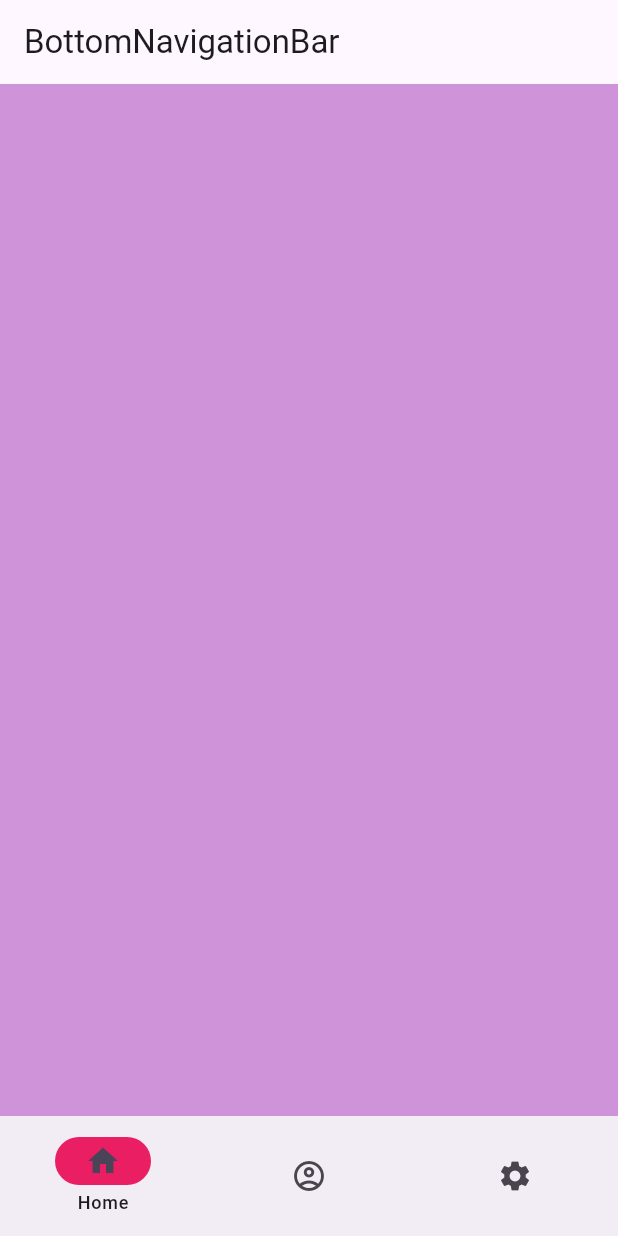
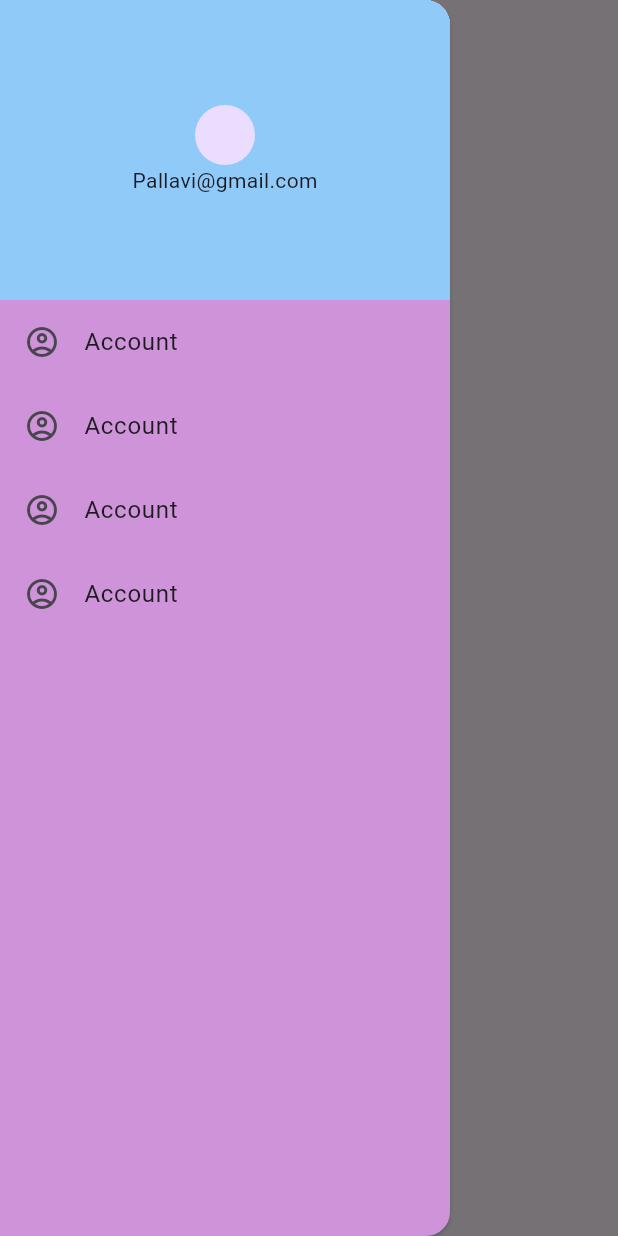
Before and after one commit to pallavipatil1998/appbar, a Flutter app: the screen it shows after launch, with the side drawer open (before the commit the screen has no drawer), on a phone screen of 412 x 824 dp. Run offline on Flutter 3.47's test engine with Material 3 defaults, Android fonts, the phone set to English and light mode, and no system bars.

Commit message:
Drawer Added

```diff
--- a/lib/drawer_page.dart
+++ b/lib/drawer_page.dart
@@ -0,0 +1,54 @@
+import 'package:flutter/material.dart';
+
+class DrawerPage extends StatelessWidget {
+  const DrawerPage({super.key});
+
+  @override
+  Widget build(BuildContext context) {
+    return Scaffold(
+      appBar: AppBar(title: Text("Drawer"),),
+      drawer: Drawer(
+        width: 300,
+        shadowColor: Colors.blueGrey,
+         backgroundColor: Colors.purple.shade200,
+        child: Column(
+          children: [
+            Container(
+              padding:  EdgeInsets.all(70),
+              child: Align(
+                alignment: Alignment.center,
+                child: Column(children: [
+                  CircleAvatar(),
+                  Text("Pallavi@gmail.com")
+                ],),
+              ),
+              height: 200,color: Colors.blue.shade200,
+            ),
+            Expanded(
+              child: ListView(
+                children: [
+                ListTile(
+                  leading: Icon(Icons.account_circle_outlined),
+                  title: Text("Account"),
+                ),
+                  ListTile(
+                    leading: Icon(Icons.account_circle_outlined),
+                    title: Text("Account"),
+                  ),
+                  ListTile(
+                    leading: Icon(Icons.account_circle_outlined),
+                    title: Text("Account"),
+                  ),
+                  ListTile(
+                    leading: Icon(Icons.account_circle_outlined),
+                    title: Text("Account"),
+                  ),
+                ]
+              ),
+            ),
+          ],
+        ),
+      ),
+    );
+  }
+}
--- a/lib/main.dart
+++ b/lib/main.dart
@@ -1,5 +1,6 @@
 import 'package:app_bar/appbar_home_page.dart';
 import 'package:app_bar/bottom_navigation_Bar.dart';
+import 'package:app_bar/drawer_page.dart';
 import 'package:app_bar/tab_bar_page.dart';
 import 'package:flutter/material.dart';
 
@@ -19,7 +20,7 @@ class MyApp extends StatelessWidget {
         colorScheme: ColorScheme.fromSeed(seedColor: Colors.deepPurple),
         useMaterial3: true,
       ),
-      home: BottomNavigationBarPage()
+      home: DrawerPage()
     );
   }
 }
```
Also changed, not shown: lib/bottom_navigaton_bar_page.dart (deleted).
